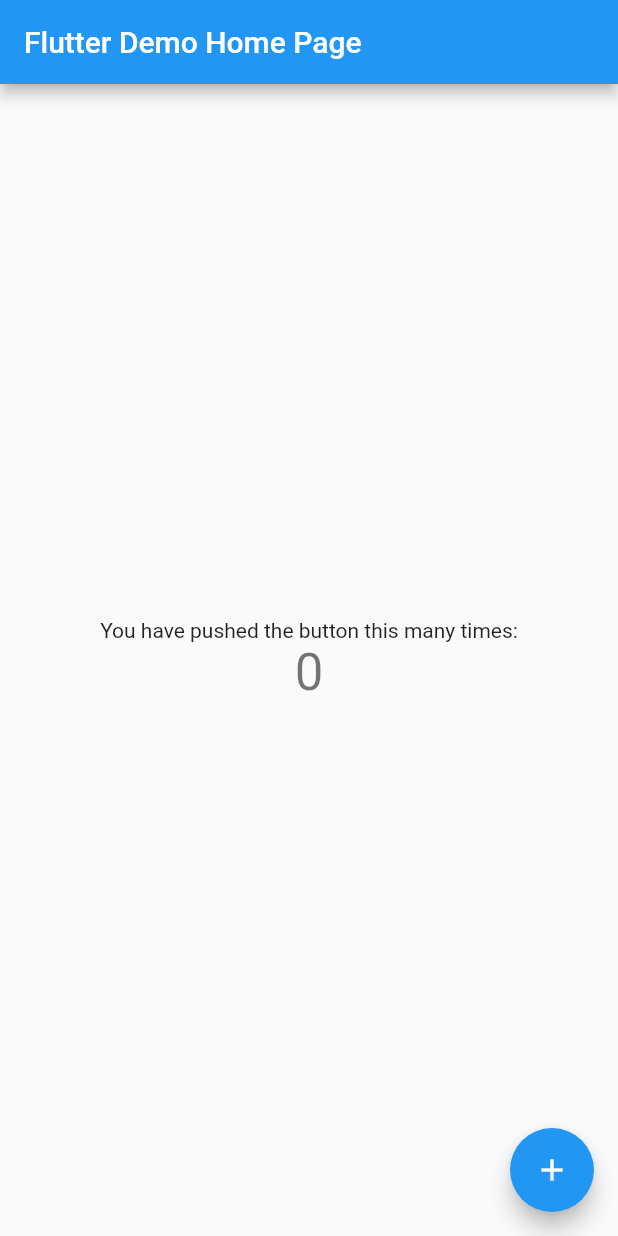
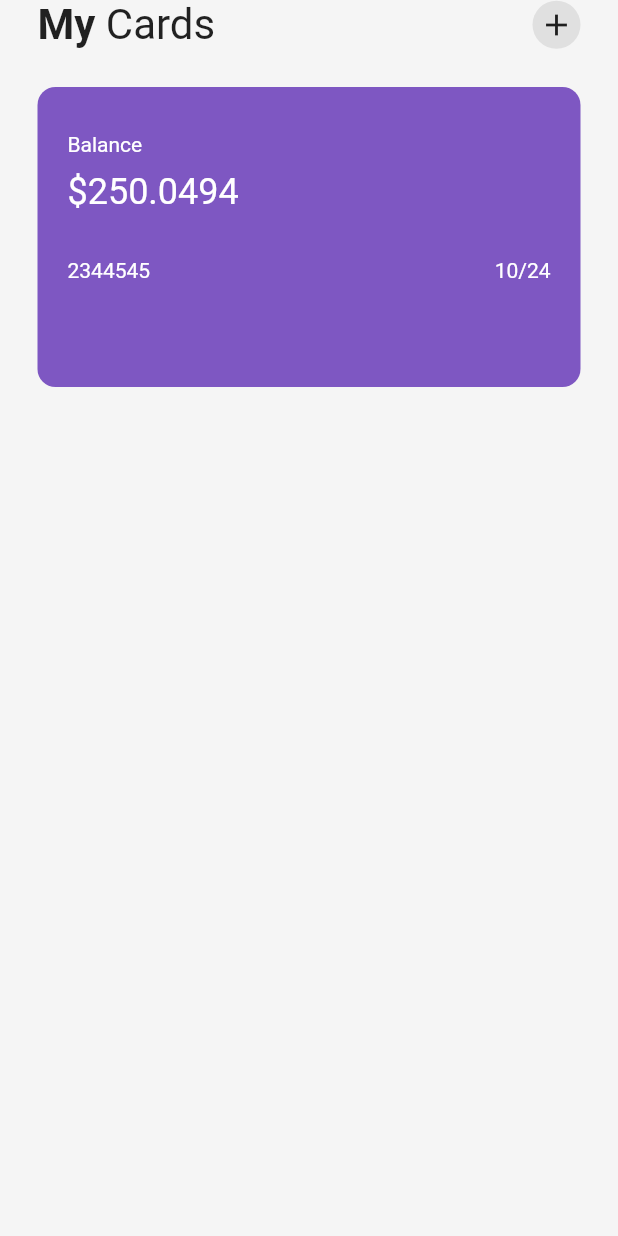
Before and after one commit to kev243/wallet_app, a Flutter app: the screen it shows after launch, on a phone screen of 412 x 824 dp. Run offline on Flutter 3.47's test engine with Material 2 defaults, Android fonts, the phone set to English and light mode, and no system bars.

Commit message:
affichage card

```diff
--- /dev/null
+++ b/lib/home_page.dart
@@ -0,0 +1,86 @@
+import 'package:flutter/material.dart';
+import 'package:walletapp/main.dart';
+import 'my_card.dart';
+
+class HomePage extends StatefulWidget {
+  const HomePage({Key? key}) : super(key: key);
+
+  @override
+  State<HomePage> createState() => _HomePageState();
+}
+
+// This widget is the root of your application.
+class _HomePageState extends State<HomePage> {
+  @override
+  Widget build(BuildContext context) {
+    return Scaffold(
+      backgroundColor: Colors.grey[100],
+      body: SafeArea(
+        child: Column(
+          children: [
+            Padding(
+              padding: const EdgeInsets.symmetric(horizontal: 25.0),
+              child: Row(
+                mainAxisAlignment: MainAxisAlignment.spaceBetween,
+                children: [
+                  Row(
+                    children: [
+                      Text(
+                        'My ',
+                        style: TextStyle(
+                            fontSize: 28, fontWeight: FontWeight.bold),
+                      ),
+                      Text(
+                        'Cards',
+                        style: TextStyle(fontSize: 28),
+                      ),
+                    ],
+                  ),
+                  Container(
+                    padding: EdgeInsets.all(4),
+                    decoration: BoxDecoration(
+                        shape: BoxShape.circle, color: Colors.grey[300]),
+                    child: Icon(Icons.add),
+                  ),
+                ],
+              ),
+            ),
+            SizedBox(height: 25),
+
+            //cards
+
+            Container(
+              height: 200,
+              child: PageView(
+                scrollDirection: Axis.horizontal,
+                children: [
+                  MyCard(
+                    Balance: 250.0494,
+                    cardNumber: 2344545,
+                    expiryMonth: 10,
+                    expiryYears: 24,
+                    color: Colors.deepPurple[400],
+                  ),
+                  MyCard(
+                    Balance: 10.094,
+                    cardNumber: 233545,
+                    expiryMonth: 4,
+                    expiryYears: 25,
+                    color: Colors.deepOrange[400],
+                  ),
+                  MyCard(
+                      Balance: 40.094,
+                    cardNumber: 2553545,
+                    expiryMonth: 3,
+                    expiryYears: 28,
+                    color: Colors.blue[400],
+                  ),
+                  ],
+              ),
+            ),
+          ],
+        ),
+      ),
+    );
+  }
+}
--- a/lib/main.dart
+++ b/lib/main.dart
@@ -1,4 +1,5 @@
 import 'package:flutter/material.dart';
+import 'home_page.dart';
 
 void main() {
   runApp(const MyApp());
@@ -11,105 +12,9 @@ class MyApp extends StatelessWidget {
   @override
   Widget build(BuildContext context) {
     return MaterialApp(
-      title: 'Flutter Demo',
-      theme: ThemeData(
-        // This is the theme of your application.
-        //
-        // Try running your application with "flutter run". You'll see the
-        // application has a blue toolbar. Then, without quitting the app, try
-        // changing the primarySwatch below to Colors.green and then invoke
-        // "hot reload" (press "r" in the console where you ran "flutter run",
-        // or simply save your changes to "hot reload" in a Flutter IDE).
-        // Notice that the counter didn't reset back to zero; the application
-        // is not restarted.
-        primarySwatch: Colors.blue,
-      ),
-      home: const MyHomePage(title: 'Flutter Demo Home Page'),
+      debugShowCheckedModeBanner: false,
+      home: HomePage(),
+
     );
-  }
 }
-
-class MyHomePage extends StatefulWidget {
-  const MyHomePage({Key? key, required this.title}) : super(key: key);
-
-  // This widget is the home page of your application. It is stateful, meaning
-  // that it has a State object (defined below) that contains fields that affect
-  // how it looks.
-
-  // This class is the configuration for the state. It holds the values (in this
-  // case the title) provided by the parent (in this case the App widget) and
-  // used by the build method of the State. Fields in a Widget subclass are
-  // always marked "final".
-
-  final String title;
-
-  @override
-  State<MyHomePage> createState() => _MyHomePageState();
 }
-
-class _MyHomePageState extends State<MyHomePage> {
-  int _counter = 0;
-
-  void _incrementCounter() {
-    setState(() {
-      // This call to setState tells the Flutter framework that something has
-      // changed in this State, which causes it to rerun the build method below
-      // so that the display can reflect the updated values. If we changed
-      // _counter without calling setState(), then the build method would not be
-      // called again, and so nothing would appear to happen.
-      _counter++;
-    });
-  }
-
-  @override
-  Widget build(BuildContext context) {
-    // This method is rerun every time setState is called, for instance as done
-    // by the _incrementCounter method above.
-    //
-    // The Flutter framework has been optimized to make rerunning build methods
-    // fast, so that you can just rebuild anything that needs updating rather
-    // than having to individually change instances of widgets.
-    return Scaffold(
-      appBar: AppBar(
-        // Here we take the value from the MyHomePage object that was created by
-        // the App.build method, and use it to set our appbar title.
-        title: Text(widget.title),
-      ),
-      body: Center(
-        // Center is a layout widget. It takes a single child and positions it
-        // in the middle of the parent.
-        child: Column(
-          // Column is also a layout widget. It takes a list of children and
-          // arranges them vertically. By default, it sizes itself to fit its
-          // children horizontally, and tries to be as tall as its parent.
-          //
-          // Invoke "debug painting" (press "p" in the console, choose the
-          // "Toggle Debug Paint" action from the Flutter Inspector in Android
-          // Studio, or the "Toggle Debug Paint" command in Visual Studio Code)
-          // to see the wireframe for each widget.
-          //
-          // Column has various properties to control how it sizes itself and
-          // how it positions its children. Here we use mainAxisAlignment to
-          // center the children vertically; the main axis here is the vertical
-          // axis because Columns are vertical (the cross axis would be
-          // horizontal).
-          mainAxisAlignment: MainAxisAlignment.center,
-          children: <Widget>[
-            const Text(
-              'You have pushed the button this many times:',
-            ),
-            Text(
-              '$_counter',
-              style: Theme.of(context).textTheme.headline4,
-            ),
-          ],
-        ),
-      ),
-      floatingActionButton: FloatingActionButton(
-        onPressed: _incrementCounter,
-        tooltip: 'Increment',
-        child: const Icon(Icons.add),
-      ), // This trailing comma makes auto-formatting nicer for build methods.
-    );
-  }
-}
--- /dev/null
+++ b/lib/my_card.dart
@@ -0,0 +1,79 @@
+// ignore_for_file: prefer_const_constructors
+
+import 'package:flutter/material.dart';
+
+class MyCard extends StatelessWidget {
+
+  final double Balance ;
+  final int cardNumber;
+  final int expiryMonth;
+  final int expiryYears;
+  final color;
+
+
+
+  const MyCard({
+    Key? key,
+
+  required this.Balance,
+  required this.cardNumber,
+  required this.expiryMonth,
+  required this.expiryYears,
+  required this.color,
+  }) : super(key: key);
+
+  @override
+  Widget build(BuildContext context) {
+    return Padding(
+      padding: const EdgeInsets.symmetric(horizontal: 25.0),
+      child: Container(
+        width: 300,
+        padding: EdgeInsets.all(20),
+        decoration: BoxDecoration(
+            color: color,
+            borderRadius: BorderRadius.circular(12)),
+        child: Column(
+          crossAxisAlignment: CrossAxisAlignment.start,
+          children: [
+            SizedBox(height: 10),
+            Text(
+              'Balance',
+              style: TextStyle(
+                color: Colors.white,
+              ),
+            ),
+
+            SizedBox(height: 10),
+
+            // ignore: prefer_const_constructors
+            Text(
+              '\$' + Balance.toString(),
+              style: TextStyle(
+                color: Colors.white,
+                fontSize: 24,
+              ),
+            ),
+            SizedBox(height: 30),
+
+            Row(
+              mainAxisAlignment: MainAxisAlignment.spaceBetween,
+              children: [
+                //card info
+                Text(
+                  cardNumber.toString(),
+                  style: TextStyle(color: Colors.white),
+                ),
+
+                //card expiry date
+                Text(
+                  expiryMonth.toString() + '/' + expiryYears.toString(),
+                  style: TextStyle(color: Colors.white),
+                ),
+              ],
+            ),
+          ],
+        ),
+      ),
+    );
+  }
+}
--- a/pubspec.yaml
+++ b/pubspec.yaml
@@ -58,8 +58,8 @@ flutter:
   uses-material-design: true
 
   # To add assets to your application, add an assets section, like this:
-  # assets:
-  #   - images/a_dot_burr.jpeg
+  assets:
+    - icons/
   #   - images/a_dot_ham.jpeg
 
   # An image asset can refer to one or more resolution-specific "variants", see
```
Also changed, not shown: icons/bill.png (added), icons/chart.png (added), icons/credit-card.png (added), icons/send-money.png (added), icons/transaction.png (added).
